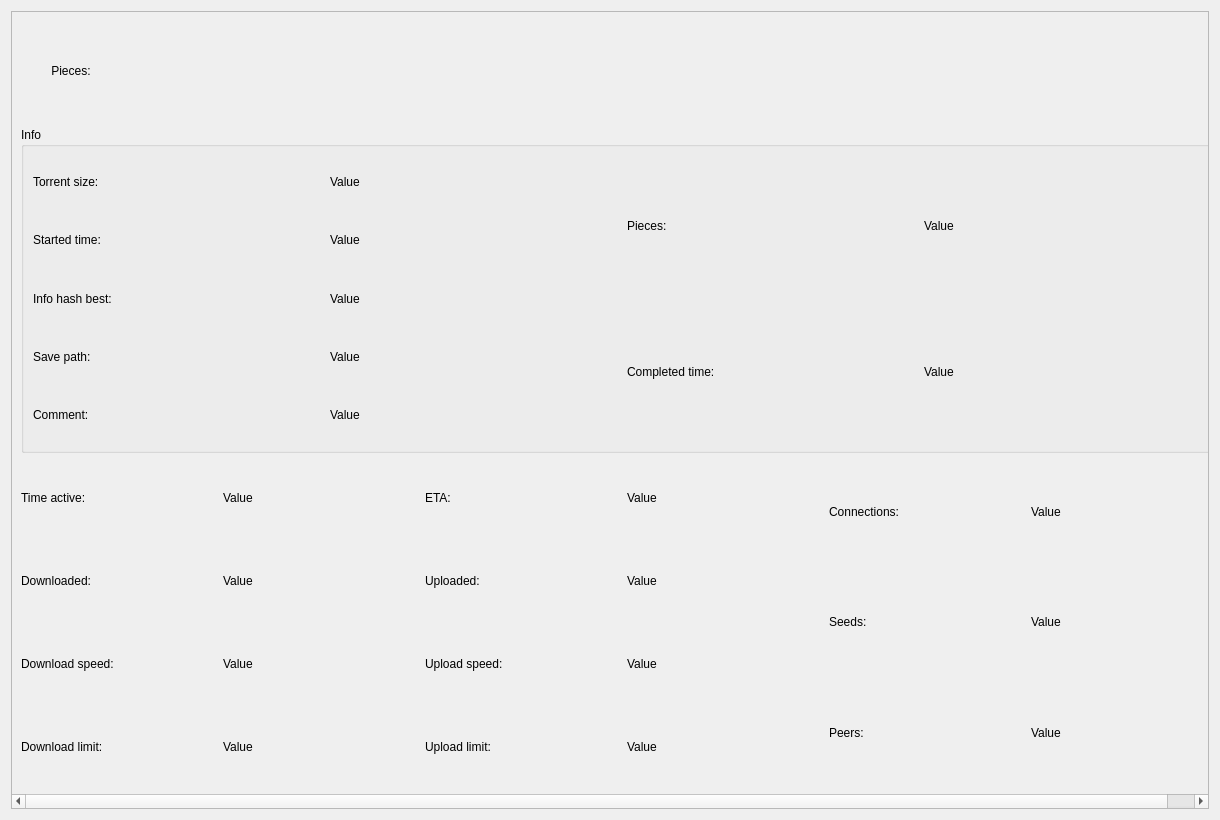
The window that widgets/generalinfowidget.ui (commmrade/TorrentClient) describes before a commit, drawn with Qt 5.
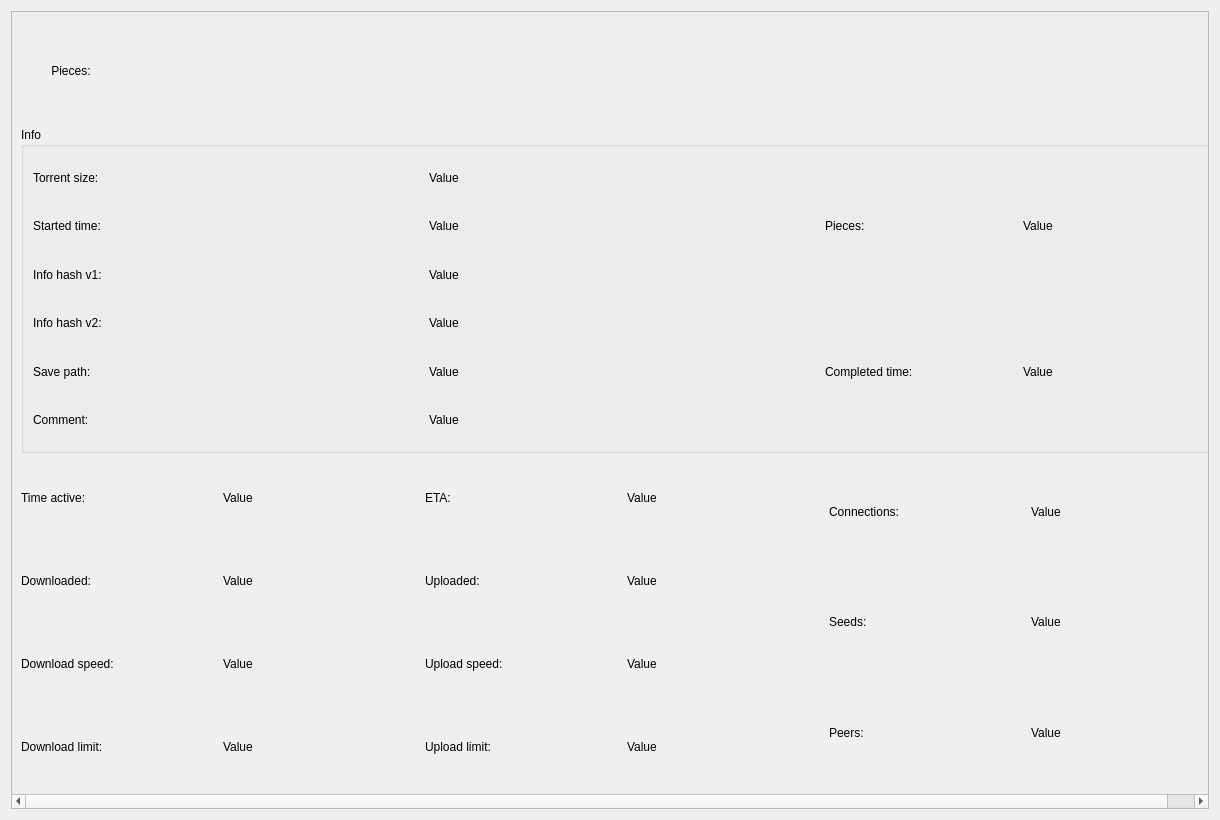
The same window after the commit. Custom widgets are drawn as their Qt base class.

Commit message: took care of hash v1 and hash v2 (best hash is used everywhere)

```diff
--- a/widgets/generalinfowidget.ui
+++ b/widgets/generalinfowidget.ui
@@ -91,11 +91,9 @@
          <property name="title">
           <string>Info</string>
          </property>
-         <layout class="QHBoxLayout" name="horizontalLayout_6">
-          <item>
-           <layout class="QHBoxLayout" name="horizontalLayout_4">
-            <item>
-             <layout class="QVBoxLayout" name="verticalLayout_8">
+         <layout class="QGridLayout" name="gridLayout_2">
+          <item row="0" column="0">
+           <layout class="QVBoxLayout" name="verticalLayout_9">
               <item>
                <widget class="QLabel" name="torSizeLabel">
                 <property name="sizePolicy">
@@ -123,7 +121,7 @@
                </widget>
               </item>
               <item>
-               <widget class="QLabel" name="infoHashLabel">
+             <widget class="QLabel" name="infoHashV1Label">
                 <property name="sizePolicy">
                  <sizepolicy hsizetype="Preferred" vsizetype="Minimum">
                   <horstretch>0</horstretch>
@@ -131,7 +129,20 @@
                  </sizepolicy>
                 </property>
                 <property name="text">
-                 <string>Info hash best:</string>
+               <string>Info hash v1:</string>
+              </property>
+             </widget>
+            </item>
+            <item>
+             <widget class="QLabel" name="infoHashV2Label">
+              <property name="sizePolicy">
+               <sizepolicy hsizetype="Preferred" vsizetype="Minimum">
+                <horstretch>0</horstretch>
+                <verstretch>0</verstretch>
+               </sizepolicy>
+              </property>
+              <property name="text">
+               <string>Info hash v2:</string>
                 </property>
                </widget>
               </item>
@@ -163,8 +174,8 @@
               </item>
              </layout>
             </item>
-            <item>
-             <layout class="QVBoxLayout" name="verticalLayout_9">
+          <item row="0" column="1">
+           <layout class="QVBoxLayout" name="verticalLayout_8">
               <item>
                <widget class="QLabel" name="torSizeValue">
                 <property name="sizePolicy">
@@ -192,7 +203,20 @@
                </widget>
               </item>
               <item>
-               <widget class="QLabel" name="infoHashValue">
+             <widget class="QLabel" name="infoHashV1Value">
+              <property name="sizePolicy">
+               <sizepolicy hsizetype="Preferred" vsizetype="Minimum">
+                <horstretch>0</horstretch>
+                <verstretch>0</verstretch>
+               </sizepolicy>
+              </property>
+              <property name="text">
+               <string>Value</string>
+              </property>
+             </widget>
+            </item>
+            <item>
+             <widget class="QLabel" name="infoHashV2Value">
                 <property name="sizePolicy">
                  <sizepolicy hsizetype="Preferred" vsizetype="Minimum">
                   <horstretch>0</horstretch>
@@ -232,9 +256,7 @@
               </item>
              </layout>
             </item>
-           </layout>
-          </item>
-          <item>
+          <item row="0" column="2">
            <layout class="QHBoxLayout" name="horizontalLayout_5">
             <item>
              <layout class="QVBoxLayout" name="verticalLayout_10">
```
Lines whose indentation alone changed are shown as unchanged. The commit also changes 5 other files.
